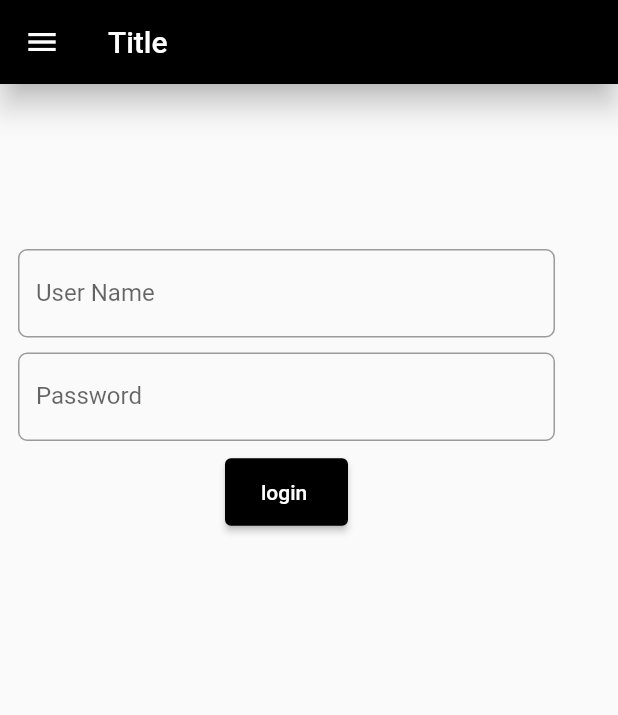
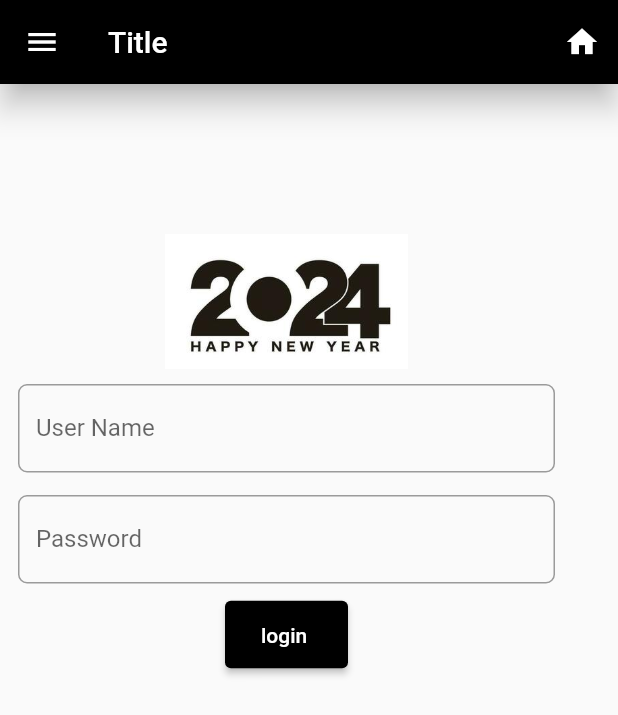
Before and after one commit to Diwakar46/Widgets_Class_flutter, a Flutter app: the screen it shows after launch, on a phone screen of 412 x 824 dp. Shown: the top 715 px of the screen. Run offline on Flutter 3.47's test engine with Material 2 defaults, Android fonts, the phone set to English and light mode, and no system bars.

```diff
--- a/lib/main.dart
+++ b/lib/main.dart
@@ -3,7 +3,7 @@ import 'package:demo/widgets/text_form_feild.dart';
 import 'package:flutter/material.dart';
 import 'widgets/app_bar.dart';
 
-void main() => runApp(MaterialApp(
+void main() => runApp(const MaterialApp(
       home: MyApp(),
       debugShowCheckedModeBanner: false,
     ));
@@ -16,15 +16,17 @@ class MyApp extends StatefulWidget {
 }
 
 class _MyApp extends State<MyApp> {
+  @override
   Widget build(BuildContext context) {
     return Scaffold(
       appBar: CustomAppBar(
+        trailing_icon: Icons.home,
         appbar_bg: Colors.black,
-        my_title: Text('Title'),
-        my_icon: Icon(Icons.menu),
+        my_title: const Text('Title'),
+        leading_icon: const Icon(Icons.menu),
         my_elevation: 8.0,
       ),
-      body: Container(
+      body: SizedBox(
         height: 500,
         width: 380,
         child: Padding(
@@ -34,7 +36,8 @@ class _MyApp extends State<MyApp> {
             right: 10,
           ),
           child: Column(
-            children: [
+            children: const [
+              Image( width: 210,height: 90,image: AssetImage('images/2024.jpg')),
               SizedBox(
                 height: 10,
               ),
@@ -46,7 +49,7 @@ class _MyApp extends State<MyApp> {
                 hint_text: 'Enter User Name',
               ),
               SizedBox(
-                height: 10,
+                height: 15,
               ),
               Custom_Form_Feild(
                 obscureText: true,
--- a/lib/widgets/app_bar.dart
+++ b/lib/widgets/app_bar.dart
@@ -1,24 +1,30 @@
 import 'package:flutter/material.dart';
 
-class CustomAppBar extends StatelessWidget implements PreferredSizeWidget{
+class CustomAppBar extends StatelessWidget implements PreferredSizeWidget {
   final Color? appbar_bg;
   final Text? my_title;
-  final Icon? my_icon;
-   double? my_elevation;
+  final Icon? leading_icon;
+  double? my_elevation;
+  final IconData trailing_icon;
 
-   CustomAppBar({ this.my_elevation,this.my_icon,required this.my_title,required this.appbar_bg});
-   @override
-   Size get preferredSize => Size.fromHeight(kToolbarHeight);
+  CustomAppBar(
+      {this.my_elevation,
+      required this.trailing_icon,
+      required this.my_title,
+      required this.appbar_bg,
+      required this.leading_icon});
 
-  Widget build(BuildContext context){
+  @override
+  Size get preferredSize => const Size.fromHeight(kToolbarHeight);
+
+  @override
+  Widget build(BuildContext context) {
     return AppBar(
-      backgroundColor:appbar_bg ,
+      backgroundColor: appbar_bg,
       title: my_title,
-      leading: my_icon,
-      elevation:my_elevation ,
-      actions: [
-
-      ],
+      leading: leading_icon,
+      elevation: my_elevation,
+      actions: [IconButton(onPressed: () {}, icon: Icon(trailing_icon))],
     );
   }
 }
--- a/lib/widgets/elevated_button.dart
+++ b/lib/widgets/elevated_button.dart
@@ -2,20 +2,23 @@ import 'package:flutter/material.dart';
 
 class Custom_Elevated_Button extends StatelessWidget {
   final String button_text;
-   final Color button_Color;
-  const Custom_Elevated_Button({required this.button_text,required this.button_Color});
+  final Color button_Color;
+
+  const Custom_Elevated_Button(
+      {required this.button_text, required this.button_Color});
 
   @override
   Widget build(BuildContext context) {
     return Container(
       child: ElevatedButton(
-          style: ButtonStyle(backgroundColor: MaterialStatePropertyAll<Color>(button_Color)),
+          style: ButtonStyle(
+              backgroundColor: MaterialStatePropertyAll<Color>(button_Color)),
           onPressed: () {},
           child: Container(
-            padding: EdgeInsets.only(left: 8, top: 15),
-            child: Text(button_text),
+            padding: const EdgeInsets.only(left: 8, top: 15),
             height: 45,
             width: 50,
+            child: Text(button_text),
           )),
     );
   }
```
